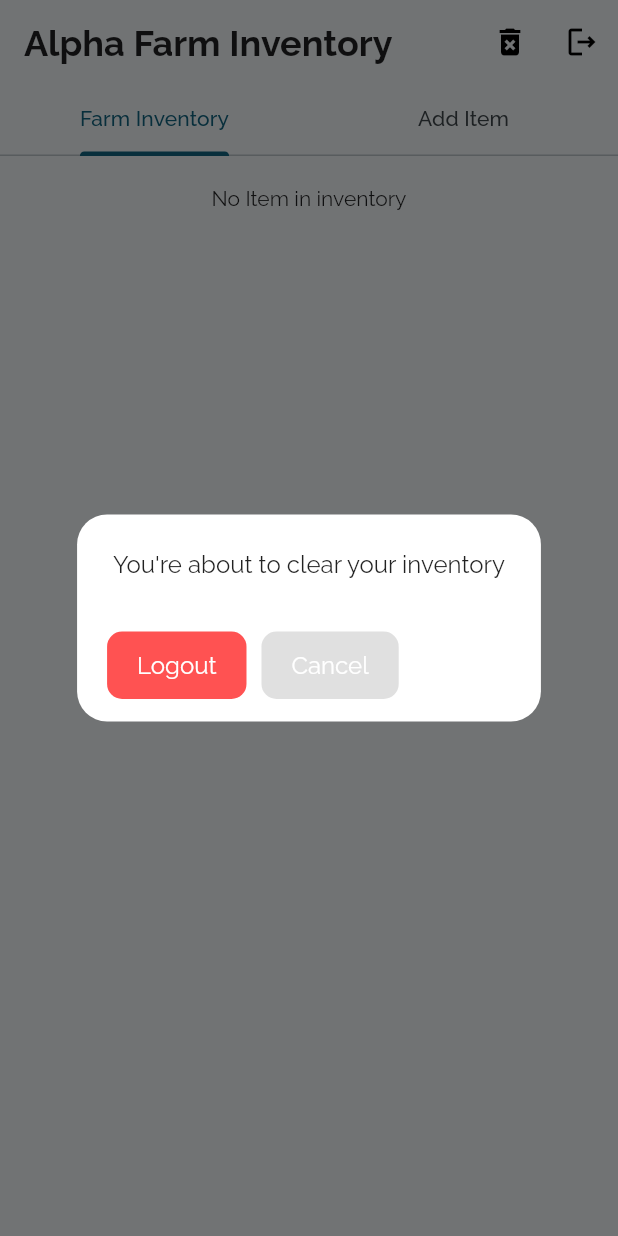
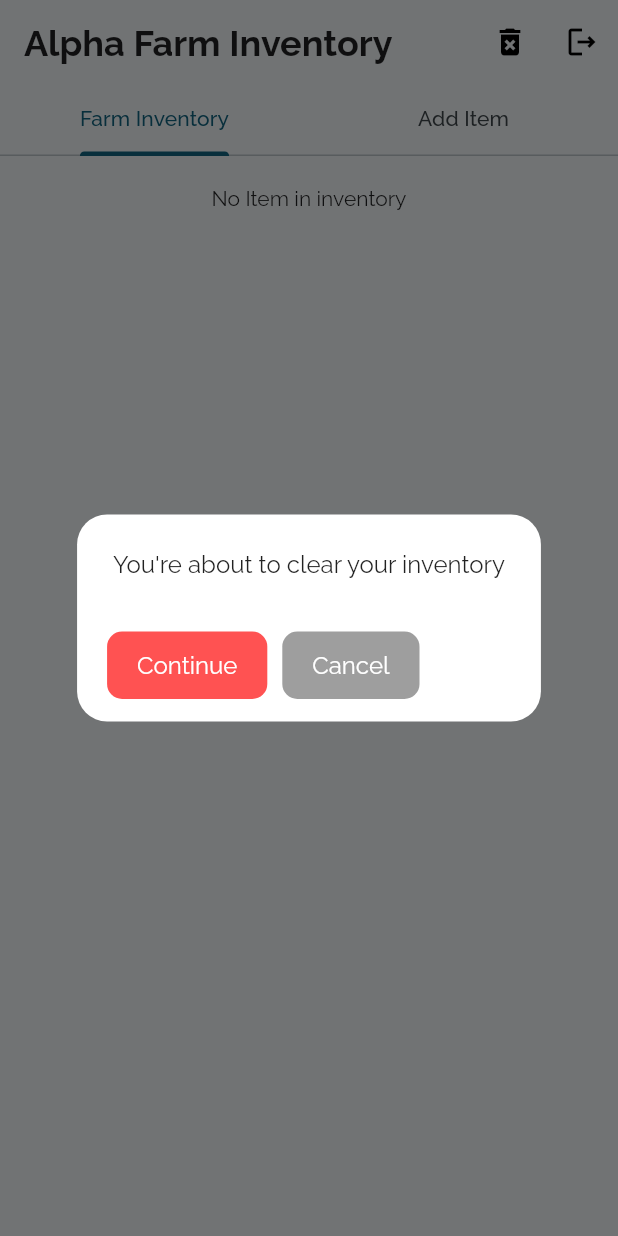
Before and after one commit to Utitofon-Udoekong/alpha_system, a Flutter app: the HomePage screen opened by its route, after a tap on the "delete forever" icon, on a phone screen of 412 x 824 dp. Run offline on Flutter 3.47's test engine with Material 2 defaults, Android fonts, the phone set to English and light mode, and no system bars; our stand-ins replace flutter_bloc, flutter_secure_storage, freezed_annotation, go_router, google_fonts, hive and 3 more; accounts and stored records are empty.

```diff
--- a/lib/presentation/home/home_page.dart
+++ b/lib/presentation/home/home_page.dart
@@ -35,6 +35,7 @@ class HomePage extends StatelessWidget {
                   title: "You're about to clear your inventory",
                   dialogAction: () async {
                     final inventoryBox = Hive.box<FarmList>(farmInventoryBox);
+                    context.pop();
                     await inventoryBox.clear();
                   },
                 );
@@ -132,7 +133,7 @@ class ActionDialog extends StatelessWidget {
                   color: Colors.redAccent,
                 ),
                 child: Text(
-                  'Logout',
+                  'Continue',
                   style: Theme.of(context)
                       .textTheme
                       .titleMedium
@@ -151,7 +152,7 @@ class ActionDialog extends StatelessWidget {
                 padding: const EdgeInsets.symmetric(horizontal: 20),
                 decoration: BoxDecoration(
                   borderRadius: BorderRadius.circular(10),
-                  color: Colors.grey.shade300,
+                  color: Colors.grey,
                 ),
                 child: Text(
                   'Cancel',
--- a/lib/presentation/home/widgets/home_widget.dart
+++ b/lib/presentation/home/widgets/home_widget.dart
@@ -13,7 +13,6 @@ class HomePageTabWidget extends StatelessWidget {
     return ValueListenableBuilder(
       valueListenable: Hive.box<FarmList>(farmInventoryBox).listenable(),
       builder: (context, box, widget) {
-        box.values.toList().sort();
         return box.isEmpty
             ? const Center(
                 child: Column(
--- a/lib/presentation/home/widgets/inventory_widget.dart
+++ b/lib/presentation/home/widgets/inventory_widget.dart
@@ -34,6 +34,7 @@ class InventoryTabWidget extends StatelessWidget {
                 children: [
                   AppTextField(
                     title: 'Enter Item Name',
+                    textInputAction: TextInputAction.done,
                     obscureText: false,
                     onChanged: (newItemName) =>
                         context.read<InventoryCubit>().setItemName(newItemName),
@@ -92,7 +93,7 @@ class ItemQuantityWidget extends StatelessWidget {
         Text.rich(
           TextSpan(
             children: [
-              const TextSpan(text: 'Quantity'),
+              const TextSpan(text: 'Quantity:'),
               TextSpan(
                 text: ' $itemQuantity',
                 style: Theme.of(context).textTheme.headlineSmall?.copyWith(
```
Also changed, not shown: 5 other files.
